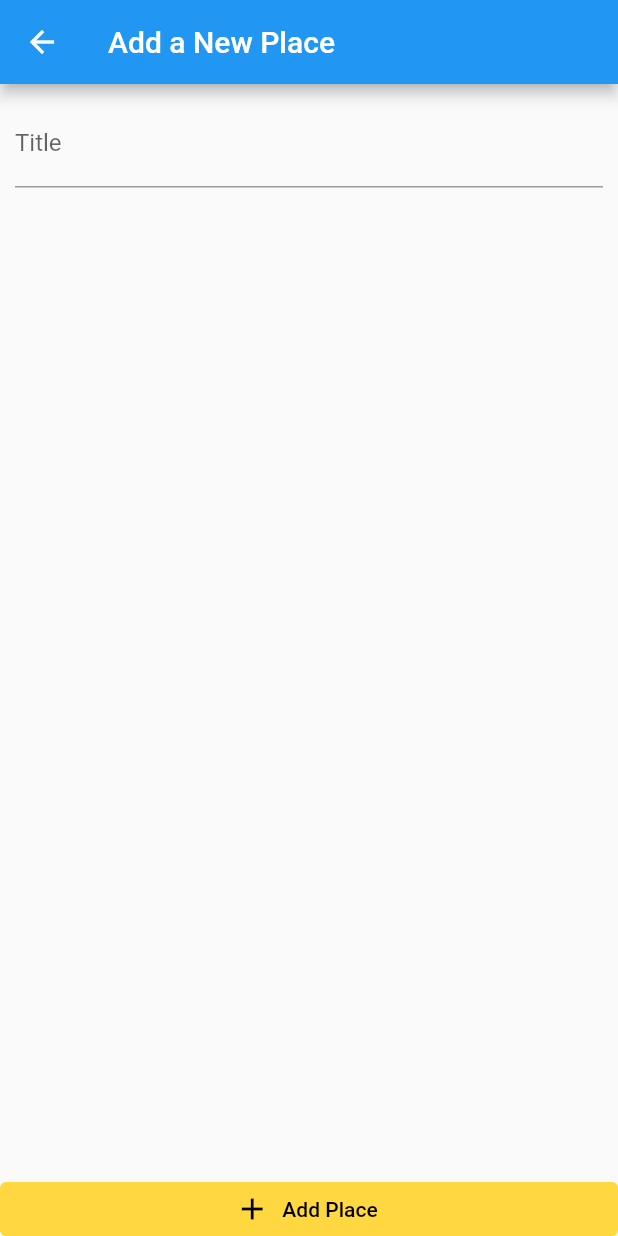
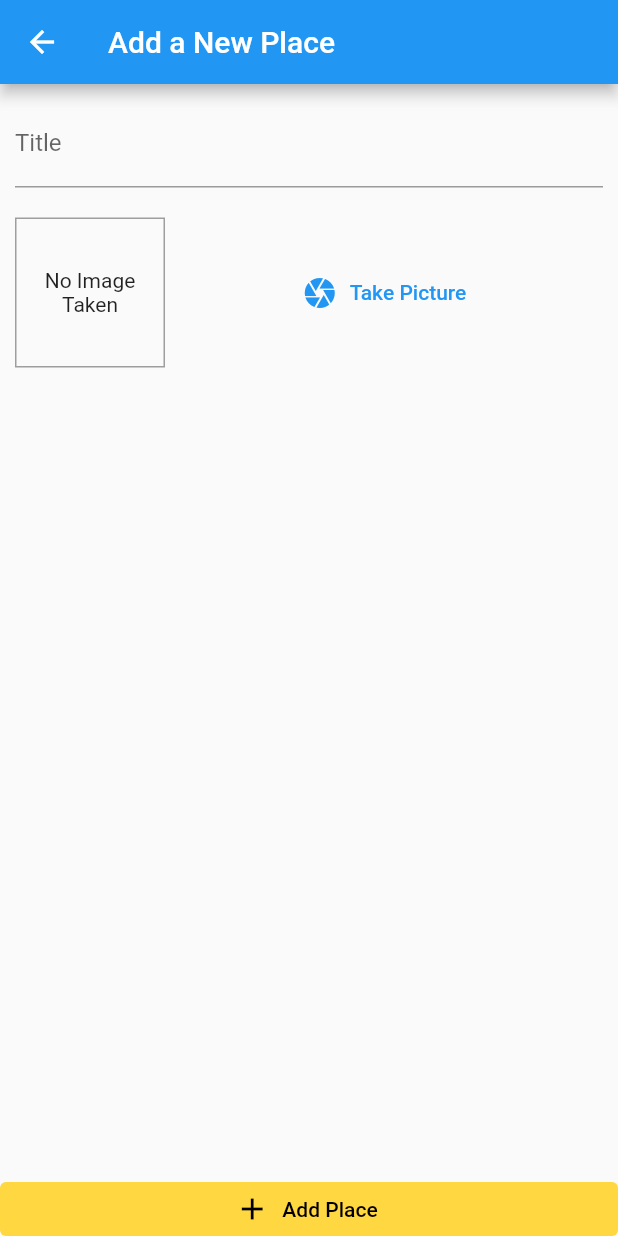
Before and after one commit to Nhh124/Great-places-app, a Flutter app: the AddPlaceScreen screen opened by its route, on a phone screen of 412 x 824 dp. Run offline on Flutter 3.47's test engine with Material 2 defaults, Android fonts, the phone set to English and light mode, and no system bars; our stand-ins replace image_picker.

Commit message:
WIP | add image button, saved local image
use path_provider and path saved image
use image_picker take picture

```diff
--- a/great_places_app/lib/main.dart
+++ b/great_places_app/lib/main.dart
@@ -16,6 +16,7 @@ class MyApp extends StatelessWidget {
     return ChangeNotifierProvider.value(
       value: GreatPlaces(),
       child: MaterialApp(
+        debugShowCheckedModeBanner: false,
         title: 'Great Places',
         theme: ThemeData(
           primarySwatch: Colors.blue,
--- a/great_places_app/lib/screens/add_place_screen.dart
+++ b/great_places_app/lib/screens/add_place_screen.dart
@@ -1,4 +1,5 @@
 import 'package:flutter/material.dart';
+import '/widgets/image_input.dart';
 
 class AddPlaceScreen extends StatefulWidget {
   const AddPlaceScreen({Key? key}) : super(key: key);
@@ -34,11 +35,10 @@ class _AddPlaceScreenState extends State<AddPlaceScreen> {
                     const SizedBox(
                       height: 10,
                     ),
-                    Container(),
-                    TextButton(
-                      onPressed: () {},
-                      child: const Text(''),
+                    const SizedBox(
+                      height: 10,
                     ),
+                    const ImageInput(),
                   ],
                 ),
               ),
--- /dev/null
+++ b/great_places_app/lib/widgets/image_input.dart
@@ -0,0 +1,73 @@
+import 'dart:io';
+
+import 'package:flutter/material.dart';
+import 'package:image_picker/image_picker.dart';
+import 'package:path/path.dart' as path;
+import 'package:path_provider/path_provider.dart' as syspath;
+
+class ImageInput extends StatefulWidget {
+  const ImageInput({Key? key}) : super(key: key);
+
+  @override
+  State<ImageInput> createState() => _ImageInputState();
+}
+
+class _ImageInputState extends State<ImageInput> {
+  File? _storedImage;
+
+  Future<void> _takePicture() async {
+    final ImagePicker picker = ImagePicker();
+    var imageFile =
+        await picker.pickImage(source: ImageSource.camera, maxWidth: 600);
+    setState(() {
+      _storedImage = File(imageFile!.path);
+    });
+    final appDir = await syspath.getApplicationDocumentsDirectory();
+    final fileName = path.basename(imageFile!.path);
+    final savedImage =
+        await File(imageFile.path).copy('$appDir.path/$fileName');
+  }
+
+  @override
+  Widget build(BuildContext context) {
+    return Row(
+      children: [
+        Container(
+          width: 100,
+          height: 100,
+          decoration: BoxDecoration(
+            border: Border.all(width: 1, color: Colors.grey),
+          ),
+          alignment: Alignment.center,
+          child: _storedImage != null
+              ? Image.file(
+                  _storedImage!,
+                  fit: BoxFit.cover,
+                  width: double.infinity,
+                )
+              : const Text(
+                  "No Image Taken",
+                  textAlign: TextAlign.center,
+                ),
+        ),
+        const SizedBox(
+          height: 10,
+        ),
+        Expanded(
+          child: TextButton.icon(
+            onPressed: _takePicture,
+            label: const Text(
+              'Take Picture',
+              style: TextStyle(),
+            ),
+            icon: const Icon(
+              Icons.camera,
+            ),
+            style:
+                TextButton.styleFrom(primary: Theme.of(context).primaryColor),
+          ),
+        ),
+      ],
+    );
+  }
+}
--- a/great_places_app/pubspec.yaml
+++ b/great_places_app/pubspec.yaml
@@ -35,6 +35,9 @@ dependencies:
   # Use with the CupertinoIcons class for iOS style icons.
   cupertino_icons: ^1.0.2
   provider: ^6.0.3
+  image_picker: ^0.8.5+3
+  path_provider: ^2.0.11
+  path: ^1.8.1
 
 dev_dependencies:
   flutter_test:
```
Also changed, not shown: great_places_app/pubspec.lock, 3 other files.
